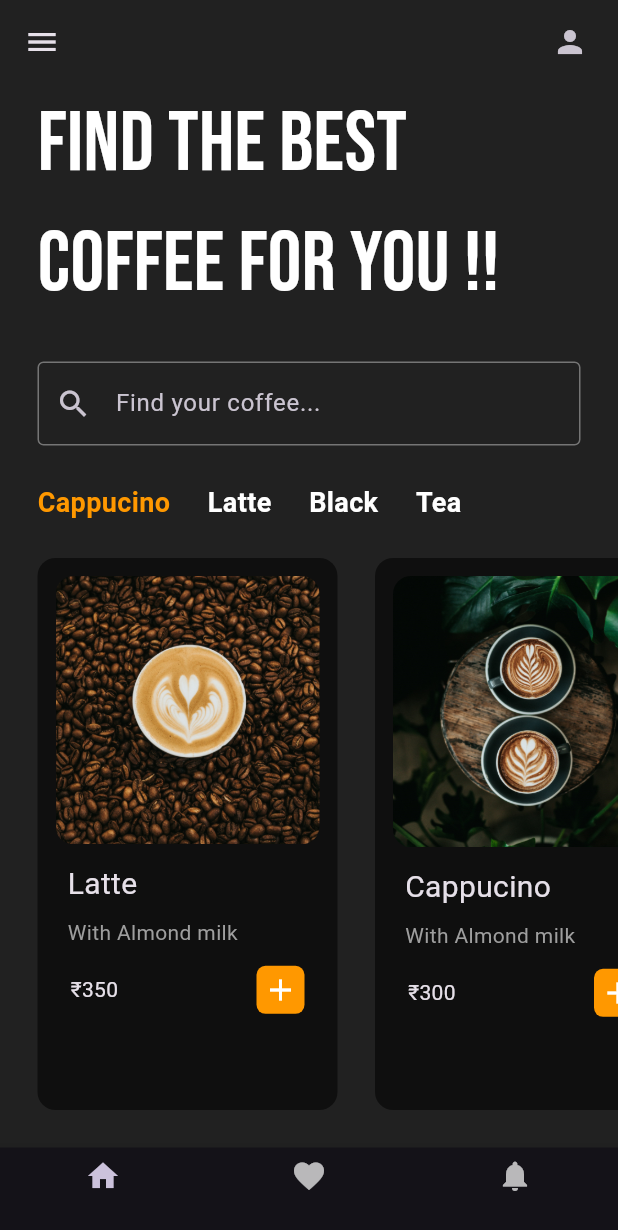
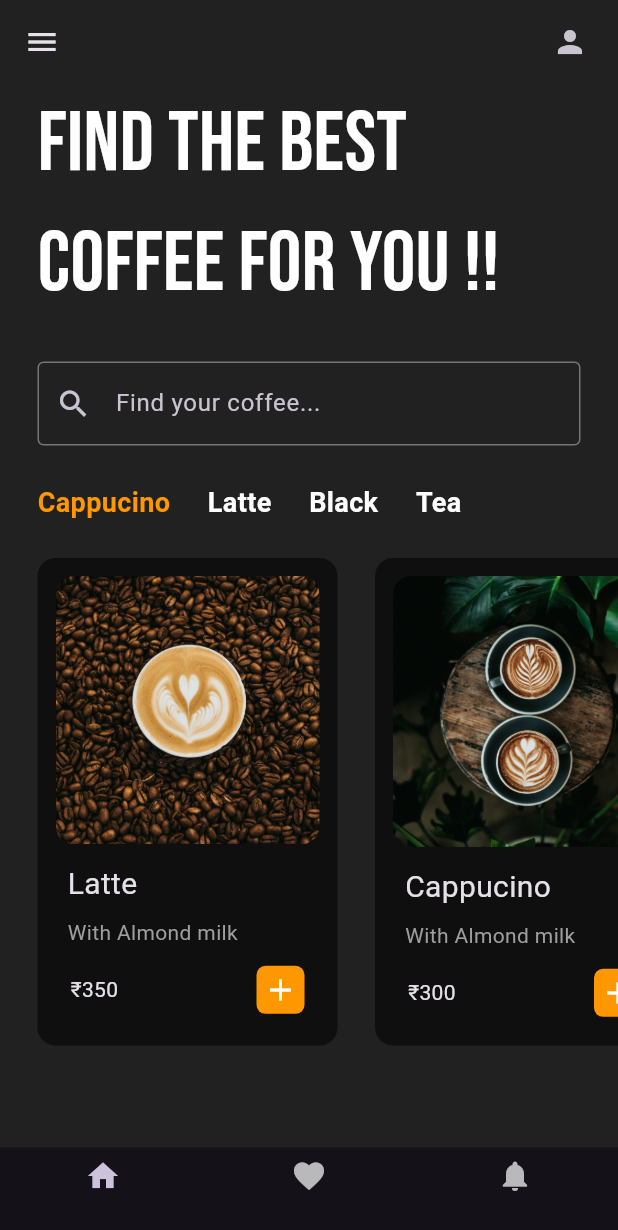
Before and after one commit to Xxvedant7xX/CoffeeAppUI, a Flutter app: the screen it shows after launch, on a phone screen of 412 x 824 dp. Shown: the top 1230 px of the screen. Run offline on Flutter 3.47's test engine with Material 3 defaults, Android fonts, the phone set to English and light mode, and no system bars; our stand-ins replace google_fonts.

Commit message:
fixed minor changes

```diff
--- a/lib/pages/home_page.dart
+++ b/lib/pages/home_page.dart
@@ -77,7 +77,11 @@ class _HomePageState extends State<HomePage> {
           ),
         ],
         ),
-      body: Column(children: [
+      body: SafeArea(
+        child: SingleChildScrollView(
+          child: Padding(
+            padding: const EdgeInsets.only(bottom: 20.0),
+            child: Column(children: [
               //find the best coffee text
               Padding(
                 padding: const EdgeInsets.symmetric(horizontal: 25.0),
@@ -132,7 +136,8 @@ class _HomePageState extends State<HomePage> {
               ),
 
               //horizontal list view of coffee tiles
-        Expanded(
+              SizedBox(
+                height: 350,
                 child: ListView(
                   scrollDirection: Axis.horizontal,
                   children: [
@@ -156,6 +161,9 @@ class _HomePageState extends State<HomePage> {
               ),
             ],
             ),
+          ),
+        ),
+      ),
     );
   }
 }
```
Also changed, not shown: pubspec.lock, 127 other files. Lines whose indentation alone changed are shown as unchanged.
